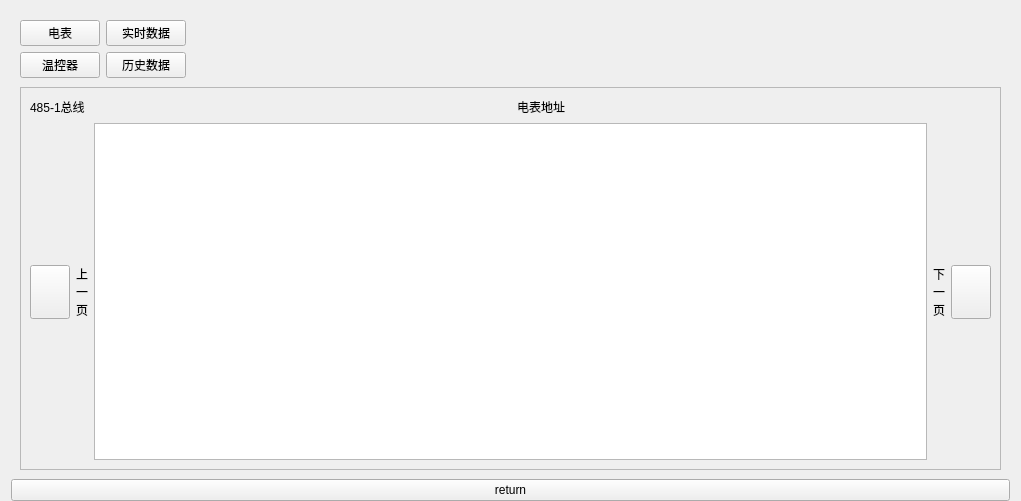
This is View/date3elect.ui in Sgr-H/gzj5th as Qt 5 draws it before an edit. The edited form follows.
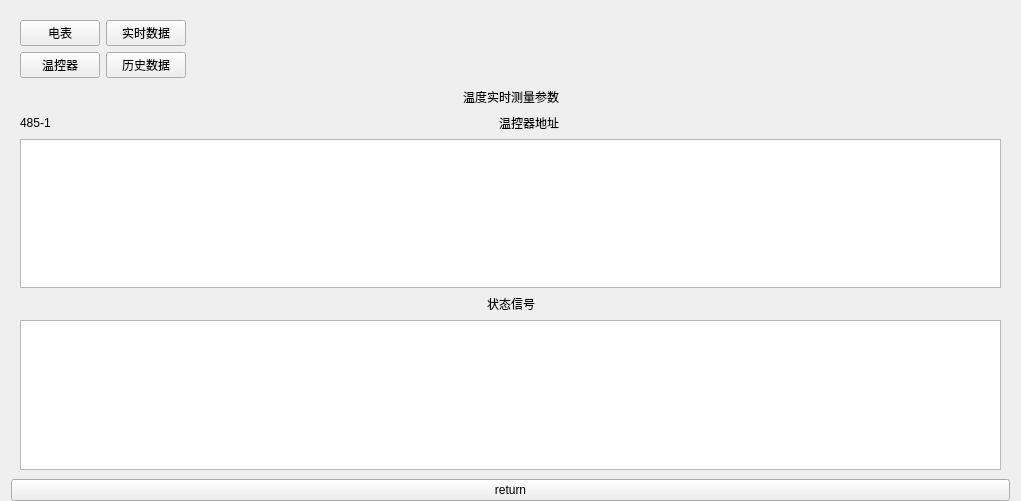
This is the edited form. The open tabs and pages were chosen to show the change.

```diff
--- a/View/date3elect.ui
+++ b/View/date3elect.ui
@@ -523,6 +523,222 @@
        </item>
       </layout>
      </widget>
+     <widget class="QWidget" name="page_4">
+      <layout class="QVBoxLayout" name="verticalLayout_8">
+       <item>
+        <layout class="QHBoxLayout" name="horizontalLayout_11">
+         <item>
+          <spacer name="horizontalSpacer_10">
+           <property name="orientation">
+            <enum>Qt::Horizontal</enum>
+           </property>
+           <property name="sizeHint" stdset="0">
+            <size>
+             <width>40</width>
+             <height>20</height>
+            </size>
+           </property>
+          </spacer>
+         </item>
+         <item>
+          <widget class="QLabel" name="label_14">
+           <property name="text">
+            <string>温度实时测量参数</string>
+           </property>
+          </widget>
+         </item>
+         <item>
+          <spacer name="horizontalSpacer_11">
+           <property name="orientation">
+            <enum>Qt::Horizontal</enum>
+           </property>
+           <property name="sizeHint" stdset="0">
+            <size>
+             <width>40</width>
+             <height>20</height>
+            </size>
+           </property>
+          </spacer>
+         </item>
+        </layout>
+       </item>
+       <item>
+        <layout class="QHBoxLayout" name="horizontalLayout_10">
+         <item>
+          <widget class="QLabel" name="label_12">
+           <property name="text">
+            <string>485-1</string>
+           </property>
+          </widget>
+         </item>
+         <item>
+          <spacer name="horizontalSpacer_8">
+           <property name="orientation">
+            <enum>Qt::Horizontal</enum>
+           </property>
+           <property name="sizeHint" stdset="0">
+            <size>
+             <width>40</width>
+             <height>20</height>
+            </size>
+           </property>
+          </spacer>
+         </item>
+         <item>
+          <widget class="QLabel" name="label_13">
+           <property name="text">
+            <string>温控器地址</string>
+           </property>
+          </widget>
+         </item>
+         <item>
+          <spacer name="horizontalSpacer_9">
+           <property name="orientation">
+            <enum>Qt::Horizontal</enum>
+           </property>
+           <property name="sizeHint" stdset="0">
+            <size>
+             <width>40</width>
+             <height>20</height>
+            </size>
+           </property>
+          </spacer>
+         </item>
+        </layout>
+       </item>
+       <item>
+        <widget class="QTableView" name="tableView_3"/>
+       </item>
+       <item>
+        <layout class="QHBoxLayout" name="horizontalLayout_12">
+         <item>
+          <spacer name="horizontalSpacer_12">
+           <property name="orientation">
+            <enum>Qt::Horizontal</enum>
+           </property>
+           <property name="sizeHint" stdset="0">
+            <size>
+             <width>40</width>
+             <height>20</height>
+            </size>
+           </property>
+          </spacer>
+         </item>
+         <item>
+          <widget class="QLabel" name="label_15">
+           <property name="text">
+            <string>状态信号</string>
+           </property>
+          </widget>
+         </item>
+         <item>
+          <spacer name="horizontalSpacer_13">
+           <property name="orientation">
+            <enum>Qt::Horizontal</enum>
+           </property>
+           <property name="sizeHint" stdset="0">
+            <size>
+             <width>40</width>
+             <height>20</height>
+            </size>
+           </property>
+          </spacer>
+         </item>
+        </layout>
+       </item>
+       <item>
+        <widget class="QTableView" name="tableView_4"/>
+       </item>
+      </layout>
+     </widget>
+     <widget class="QWidget" name="page_5">
+      <layout class="QVBoxLayout" name="verticalLayout_9">
+       <item>
+        <layout class="QHBoxLayout" name="horizontalLayout_14">
+         <item>
+          <spacer name="horizontalSpacer_16">
+           <property name="orientation">
+            <enum>Qt::Horizontal</enum>
+           </property>
+           <property name="sizeHint" stdset="0">
+            <size>
+             <width>40</width>
+             <height>20</height>
+            </size>
+           </property>
+          </spacer>
+         </item>
+         <item>
+          <widget class="QLabel" name="label_18">
+           <property name="text">
+            <string>温控器历史报警数据</string>
+           </property>
+          </widget>
+         </item>
+         <item>
+          <spacer name="horizontalSpacer_17">
+           <property name="orientation">
+            <enum>Qt::Horizontal</enum>
+           </property>
+           <property name="sizeHint" stdset="0">
+            <size>
+             <width>40</width>
+             <height>20</height>
+            </size>
+           </property>
+          </spacer>
+         </item>
+        </layout>
+       </item>
+       <item>
+        <layout class="QHBoxLayout" name="horizontalLayout_13">
+         <item>
+          <widget class="QLabel" name="label_16">
+           <property name="text">
+            <string>485-1</string>
+           </property>
+          </widget>
+         </item>
+         <item>
+          <spacer name="horizontalSpacer_14">
+           <property name="orientation">
+            <enum>Qt::Horizontal</enum>
+           </property>
+           <property name="sizeHint" stdset="0">
+            <size>
+             <width>40</width>
+             <height>20</height>
+            </size>
+           </property>
+          </spacer>
+         </item>
+         <item>
+          <widget class="QLabel" name="label_17">
+           <property name="text">
+            <string>温控器地址</string>
+           </property>
+          </widget>
+         </item>
+         <item>
+          <spacer name="horizontalSpacer_15">
+           <property name="orientation">
+            <enum>Qt::Horizontal</enum>
+           </property>
+           <property name="sizeHint" stdset="0">
+            <size>
+             <width>40</width>
+             <height>20</height>
+            </size>
+           </property>
+          </spacer>
+         </item>
+        </layout>
+       </item>
+       <item>
+        <widget class="QTableView" name="tableView_5"/>
+       </item>
+      </layout>
+     </widget>
     </widget>
    </item>
    <item>
```
Left out of the diff: 28 changed lines with no effect on the pictures.
